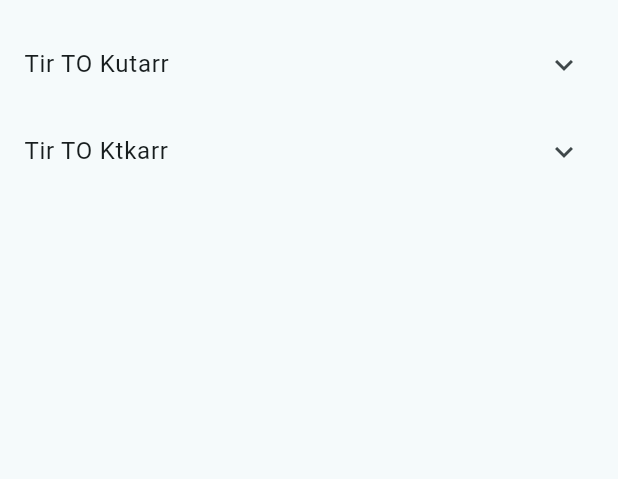
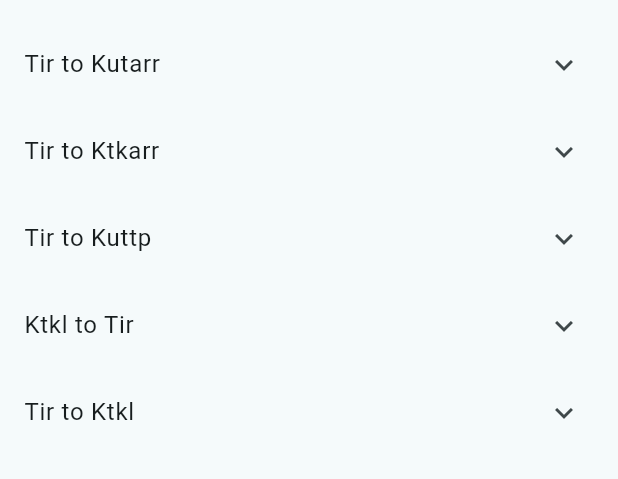
Before and after one commit to jShubh-AD/Bus_Tracking, a Flutter app: the screen it shows after launch, on a phone screen of 412 x 824 dp, the part 63-542 px from its top. Run offline on Flutter 3.47's test engine with Material 3 defaults, Android fonts, the phone set to English and light mode, and no system bars; our stand-ins replace bloc, equatable, flutter_bloc.

Commit message:
details added for all routes

```diff
--- a/lib/features/dashboard/presentation/view/homepage.dart
+++ b/lib/features/dashboard/presentation/view/homepage.dart
@@ -48,7 +48,7 @@ class _HomepageState extends State<Homepage> {
              return Column(
                children: [
                  ExpansionTile(
-                   title: Text('Tir TO Kutarr'),
+                   title: Text('Tir to Kutarr'),
                    children: [
                      ListView.builder(
                          physics: NeverScrollableScrollPhysics(),
@@ -66,9 +66,8 @@ class _HomepageState extends State<Homepage> {
                      )
                    ],
                  ),
-              //   SizedBox(height: 10),
                  ExpansionTile(
-                   title: Text('Tir TO Ktkarr'),
+                   title: Text('Tir to Ktkarr'),
                    children: [
                      ListView.builder(
                        physics: NeverScrollableScrollPhysics(),
@@ -81,6 +80,84 @@ class _HomepageState extends State<Homepage> {
                              onTap: (){
                                // TODO : add navigation to details page
                              },
+                           );
+                         }
+                     )
+                   ],
+                 ),
+                 ExpansionTile(
+                   title: Text('Tir to Kuttp'),
+                   children: [
+                     ListView.builder(
+                         physics: NeverScrollableScrollPhysics(),
+                         shrinkWrap: true,
+                         itemCount: (data['tirTOkuttp'] as List).length,
+                         itemBuilder: (context, index){
+                           final stop = data['tirTOkuttp'][index];
+
+                           return ListTile(
+                             title: Text(
+                               stop['stopname'],
+                               style: TextStyle(fontWeight: FontWeight.bold, color: Colors.black),
+                             ),
+                             subtitle: Text(
+                               "Lat: ${stop['latitude']}, Lng: ${stop['longitude']}\n"
+                                   "Time: ${stop['stopTime'].isEmpty ? 'N/A' : stop['stopTime']}  |  "
+                                   "Diff: ${stop['timedifference']} mins",
+                             ),
+                             isThreeLine: true, // so subtitle can take 2 lines
+                           );
+                         }
+                     )
+                   ],
+                 ),
+                 ExpansionTile(
+                   title: Text('Ktkl to Tir'),
+                   children: [
+                     ListView.builder(
+                         physics: NeverScrollableScrollPhysics(),
+                         shrinkWrap: true,
+                         itemCount: (data['ktklTotir'] as List).length,
+                         itemBuilder: (context, index){
+                           final stop = data['ktklTotir'][index];
+
+                           return ListTile(
+                             title: Text(
+                               stop['stopname'],
+                               style: TextStyle(fontWeight: FontWeight.bold, color: Colors.black),
+                             ),
+                             subtitle: Text(
+                               "Lat: ${stop['latitude']}, Lng: ${stop['longitude']}\n"
+                                   "Time: ${stop['stopTime'].isEmpty ? 'N/A' : stop['stopTime']}  |  "
+                                   "Diff: ${stop['timedifference']} mins",
+                             ),
+                             isThreeLine: true, // so subtitle can take 2 lines
+                           );
+                         }
+                     )
+                   ],
+                 ),
+                 ExpansionTile(
+                   title: Text('Tir to Ktkl'),
+                   children: [
+                     ListView.builder(
+                         physics: NeverScrollableScrollPhysics(),
+                         shrinkWrap: true,
+                         itemCount: (data['tirToktkl'] as List).length,
+                         itemBuilder: (context, index){
+                           final stop = data['tirToktkl'][index];
+
+                           return ListTile(
+                             title: Text(
+                               stop['stopname'],
+                               style: TextStyle(fontWeight: FontWeight.bold, color: Colors.black),
+                             ),
+                             subtitle: Text(
+                               "Lat: ${stop['latitude']}, Lng: ${stop['longitude']}\n"
+                                   "Time: ${stop['stopTime'].isEmpty ? 'N/A' : stop['stopTime']}  |  "
+                                   "Diff: ${stop['timedifference']} mins",
+                             ),
+                             isThreeLine: true, // so subtitle can take 2 lines
                            );
                          }
                      )
```
